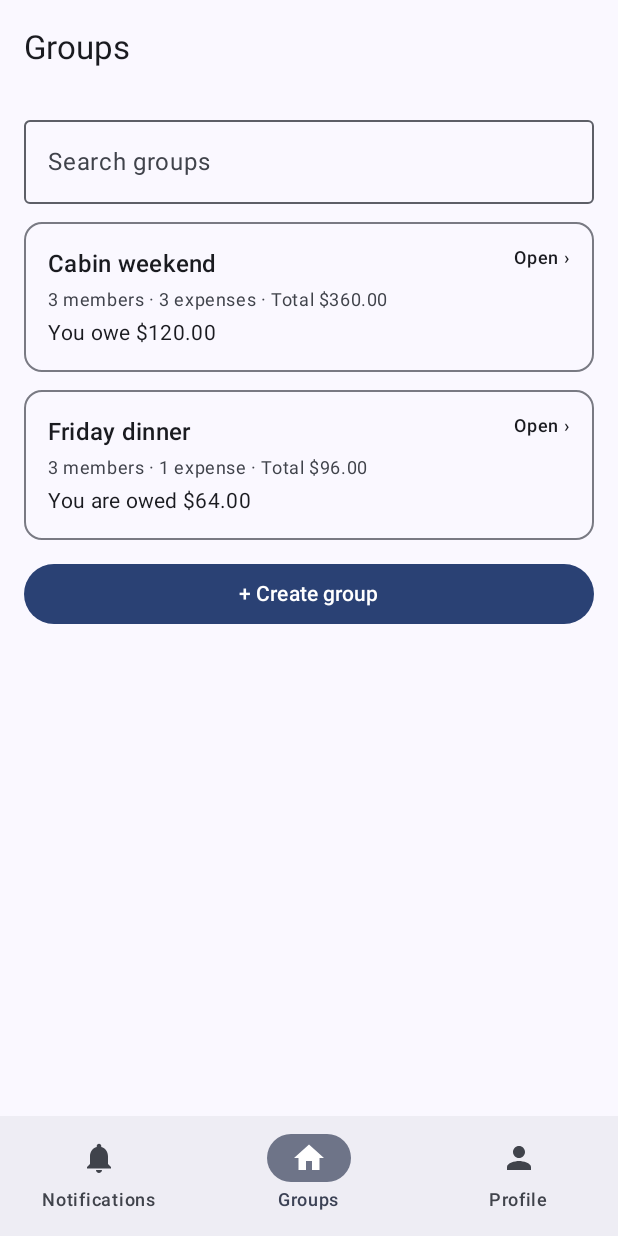
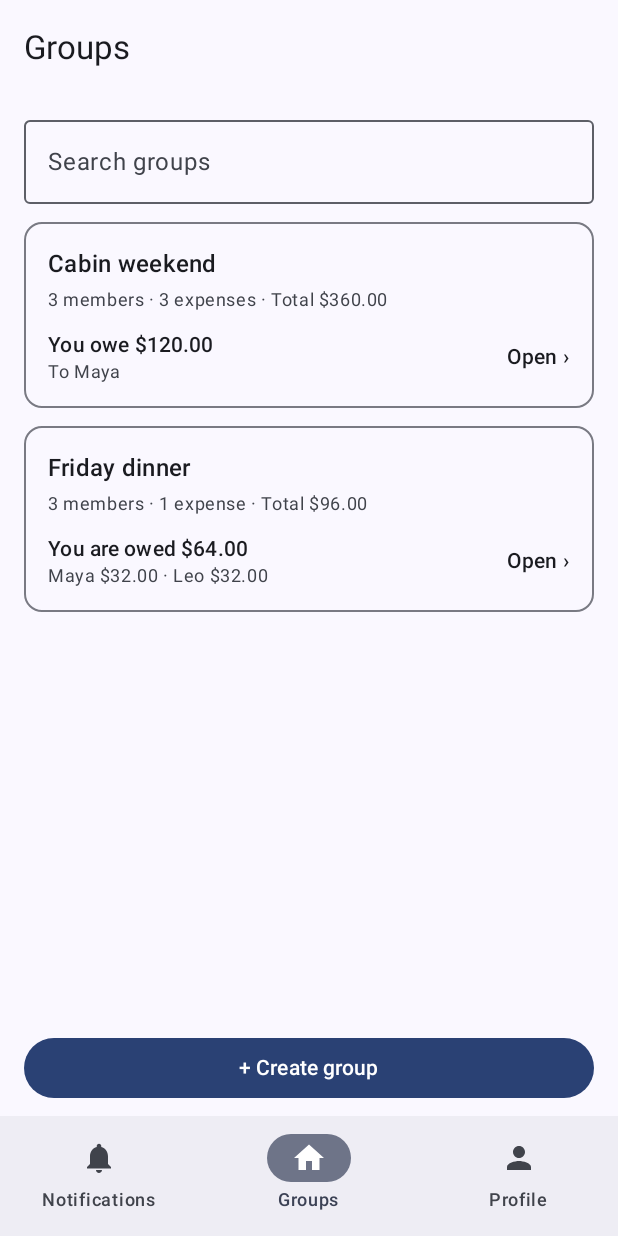
Before and after one commit to FireAxiom/MobileSoftwarePaymentApp, an Android app built with Jetpack Compose: the GroupsScreen screen opened through its navigation route, on a phone screen of 412 x 824 dp. Run offline under Robolectric (Android 15) with nearby library versions, the phone set to English and light mode, and no system bars.

Commit message:
Match Groups list to wireframe

```diff
--- a/app/src/main/java/com/example/myapplication/ui/components/AppScreen.kt
+++ b/app/src/main/java/com/example/myapplication/ui/components/AppScreen.kt
@@ -1,6 +1,7 @@
 package com.example.myapplication.ui.components
 
 import androidx.compose.foundation.layout.Arrangement
+import androidx.compose.foundation.layout.Box
 import androidx.compose.foundation.layout.Column
 import androidx.compose.foundation.layout.ColumnScope
 import androidx.compose.foundation.layout.fillMaxSize
@@ -24,9 +25,17 @@ fun AppScreen(
     actionText: String? = null,
     onAction: (() -> Unit)? = null,
     offline: OfflineState? = null,
+    bottomContent: (@Composable () -> Unit)? = null,
     content: @Composable ColumnScope.() -> Unit,
 ) {
-    Scaffold(topBar = { TopBar(title, onBack, actionText, onAction) }) { padding ->
+    Scaffold(
+        topBar = { TopBar(title, onBack, actionText, onAction) },
+        bottomBar = {
+            if (bottomContent != null) {
+                Box(Modifier.padding(horizontal = 16.dp, vertical = 8.dp)) { bottomContent() }
+            }
+        },
+    ) { padding ->
         Column(
             modifier = Modifier
                 .fillMaxSize()
--- a/app/src/main/java/com/example/myapplication/ui/components/GroupCard.kt
+++ b/app/src/main/java/com/example/myapplication/ui/components/GroupCard.kt
@@ -9,20 +9,38 @@ import androidx.compose.material3.MaterialTheme
 import androidx.compose.material3.OutlinedCard
 import androidx.compose.material3.Text
 import androidx.compose.runtime.Composable
+import androidx.compose.ui.Alignment
 import androidx.compose.ui.Modifier
 import androidx.compose.ui.unit.dp
 
 /** One group in the Groups list (05). */
 @Composable
-fun GroupCard(name: String, details: String, balance: String, onClick: () -> Unit) {
+fun GroupCard(
+    name: String,
+    details: String,
+    balance: String,
+    balanceDetail: String? = null,
+    onClick: () -> Unit,
+) {
     OutlinedCard(onClick = onClick, modifier = Modifier.fillMaxWidth()) {
-        Column(Modifier.padding(16.dp), verticalArrangement = Arrangement.spacedBy(4.dp)) {
-            Row(Modifier.fillMaxWidth(), horizontalArrangement = Arrangement.SpaceBetween) {
+        Column(Modifier.padding(16.dp), verticalArrangement = Arrangement.spacedBy(12.dp)) {
+            Column(verticalArrangement = Arrangement.spacedBy(4.dp)) {
                 Text(name, style = MaterialTheme.typography.titleMedium)
-                Text("Open ›", style = MaterialTheme.typography.labelMedium)
+                Text(details, style = MaterialTheme.typography.bodySmall, color = MaterialTheme.colorScheme.onSurfaceVariant)
             }
-            Text(details, style = MaterialTheme.typography.bodySmall, color = MaterialTheme.colorScheme.onSurfaceVariant)
-            Text(balance, style = MaterialTheme.typography.bodyMedium)
+            Row(
+                Modifier.fillMaxWidth(),
+                horizontalArrangement = Arrangement.SpaceBetween,
+                verticalAlignment = Alignment.CenterVertically,
+            ) {
+                Column(Modifier.weight(1f)) {
+                    Text(balance, style = MaterialTheme.typography.titleSmall)
+                    if (balanceDetail != null) {
+                        Text(balanceDetail, style = MaterialTheme.typography.bodySmall, color = MaterialTheme.colorScheme.onSurfaceVariant)
+                    }
+                }
+                Text("Open ›", style = MaterialTheme.typography.labelLarge)
+            }
         }
     }
 }
--- a/app/src/main/java/com/example/myapplication/ui/groups/GroupsScreen.kt
+++ b/app/src/main/java/com/example/myapplication/ui/groups/GroupsScreen.kt
@@ -9,6 +9,7 @@ import androidx.compose.runtime.saveable.rememberSaveable
 import androidx.compose.runtime.setValue
 import androidx.compose.ui.tooling.preview.Preview
 import com.example.myapplication.data.AppViewModel
+import com.example.myapplication.data.ME
 import com.example.myapplication.data.balanceText
 import com.example.myapplication.data.money
 import com.example.myapplication.ui.components.AppScreen
@@ -27,20 +28,39 @@ fun GroupsScreen(
     var query by rememberSaveable { mutableStateOf("") }
     val shown = vm.groups.filter { it.name.contains(query.trim(), ignoreCase = true) }
 
-    AppScreen(title = "Groups", offline = vm.offlineState(message = "Showing previously synced groups.")) {
+    AppScreen(
+        title = "Groups",
+        offline = vm.offlineState(message = "Showing previously synced groups."),
+        bottomContent = { PrimaryButton("+ Create group", onClick = onCreateGroup) },
+    ) {
         AppTextField(query, { query = it }, "Search groups")
         if (shown.isEmpty()) {
             Text(if (vm.groups.isEmpty()) "No groups yet. Create one to get started." else "No groups match \"$query\".")
         }
         shown.forEach { group ->
+            val members = group.memberIds.size
             val count = vm.expensesIn(group.id).size
             GroupCard(
                 name = group.name,
-                details = "${group.memberIds.size} members · $count expense${if (count == 1) "" else "s"} · Total ${money(vm.groupTotal(group.id))}",
+                details = "$members member${if (members == 1) "" else "s"} · " +
+                        "$count expense${if (count == 1) "" else "s"} · Total ${money(vm.groupTotal(group.id))}",
                 balance = balanceText(vm.myNet(group.id)),
+                balanceDetail = balanceDetail(vm, group.id),
             ) { onOpenGroup(group.id) }
         }
-        PrimaryButton("+ Create group", onClick = onCreateGroup)
+    }
+}
+
+/** "To Maya", or "Maya $32.00 · Leo $32.00" – who's behind the balance on the card. */
+private fun balanceDetail(vm: AppViewModel, groupId: String): String? {
+    val debts = vm.debts(groupId)
+    val iOwe = debts.filter { it.fromId == ME }
+    val owedToMe = debts.filter { it.toId == ME }
+    return when {
+        iOwe.size == 1 -> "To ${vm.firstName(iOwe.first().toId)}"
+        iOwe.isNotEmpty() -> "To " + iOwe.joinToString(" · ") { "${vm.firstName(it.toId)} ${money(it.amount)}" }
+        owedToMe.isNotEmpty() -> owedToMe.joinToString(" · ") { "${vm.firstName(it.fromId)} ${money(it.amount)}" }
+        else -> null
     }
 }
 
```
